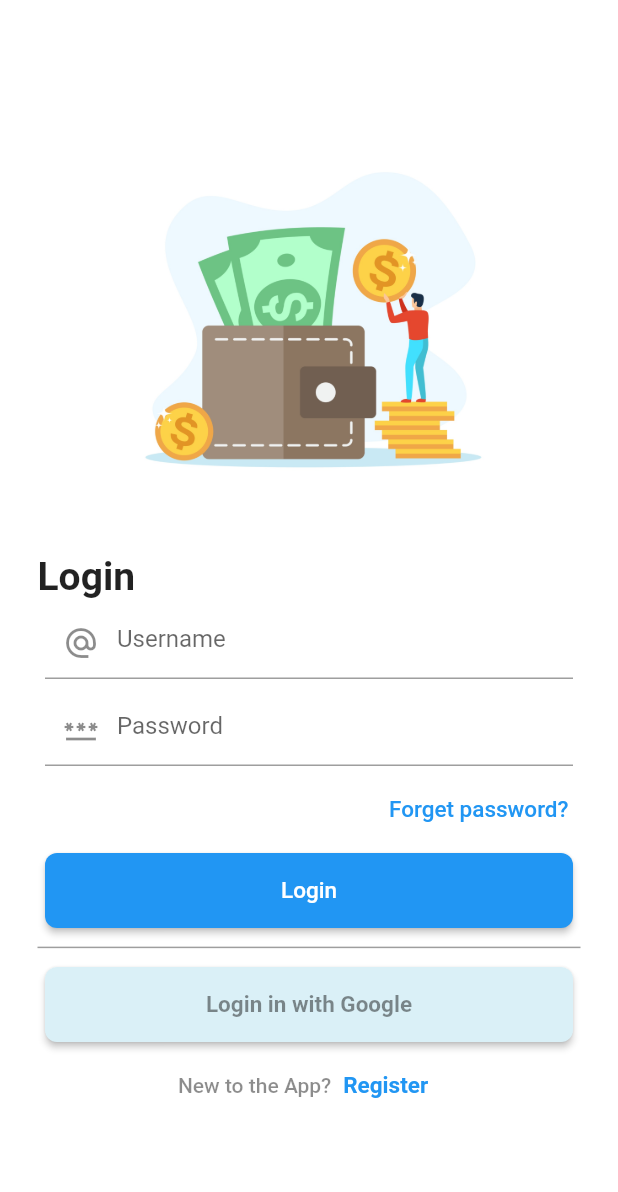
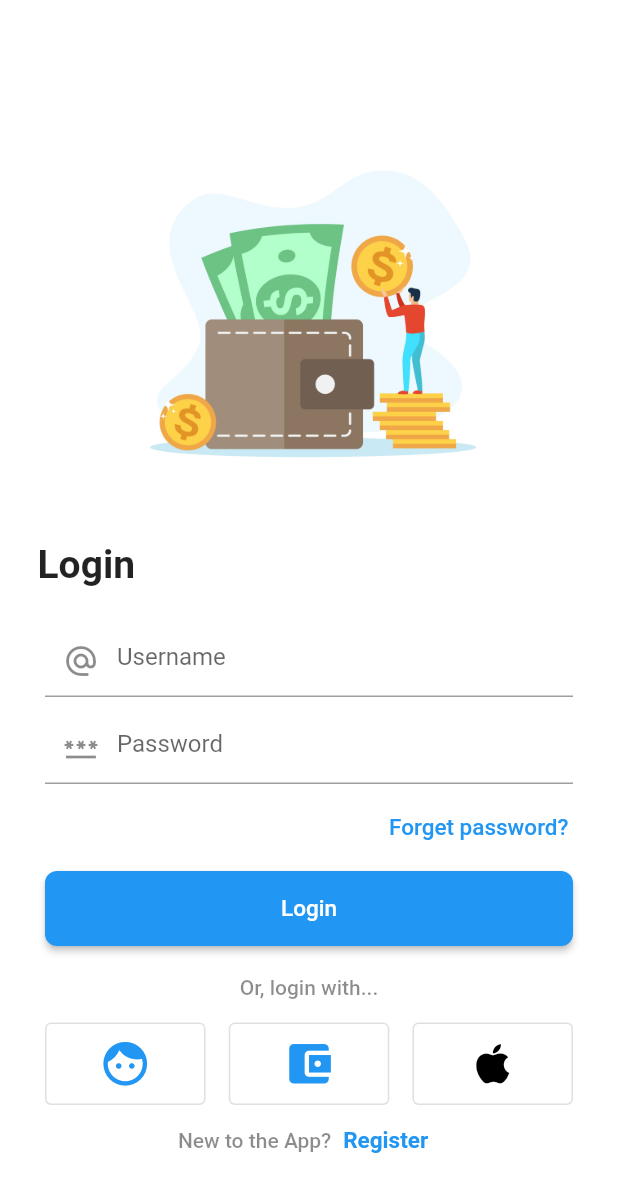
Before and after one commit to lazyKT/future, a Flutter app: the screen it shows after launch, on a phone screen of 412 x 824 dp. Shown: the top 1192 px of the screen. Run offline on Flutter 3.47's test engine with Material 2 defaults, Android fonts, the phone set to English and light mode, and no system bars.

Commit message:
Social login buttons layout updated

```diff
--- a/lib/pages/auth/login.dart
+++ b/lib/pages/auth/login.dart
@@ -42,6 +42,7 @@ class _LoginState extends State<Login> {
                 fontWeight: FontWeight.bold
               ),
             ),
+            const SizedBox(height: 20,),
             // Form
             Expanded(
               flex: 3,
@@ -103,30 +104,43 @@ class _LoginState extends State<Login> {
                       child: const Text('Login', style: TextStyle(fontSize: 15.00),),
                     ),
                   ),
-                  const Divider(
-                    thickness: 1,
-                    color: Colors.black38,
+                  Padding(
+                    padding: const EdgeInsets.symmetric(vertical: 15.00),
+                    child: Row(
+                      mainAxisAlignment: MainAxisAlignment.center,
+                      children: const [
+                        Text('Or, login with...', style: TextStyle(color: Colors.black45, fontWeight: FontWeight.w500),)
+                      ],
+                    ),
                   ),
                   Padding(
-                    padding: const EdgeInsets.all(5.00),
-                    child: ElevatedButton(
-                      style: ElevatedButton.styleFrom(
-                        foregroundColor: Colors.black45,
-                        padding: const EdgeInsets.all(10.00),
-                        minimumSize: const Size.fromHeight(50),
-                        backgroundColor: const Color(0xffdaf0f7),
-                        shape: RoundedRectangleBorder(
-                          borderRadius: BorderRadius.circular(8.00)
-                        )
-                      ),
-                      onPressed: () {
-
-                      },
-                      child: const Text(
-                        'Login in with Google',
-                        style: TextStyle(fontSize: 15.00, fontWeight: FontWeight.w700),
-                      ),
-                    ),
+                    padding: const EdgeInsets.symmetric(horizontal: 5.00),
+                    child: Row(
+                      mainAxisAlignment: MainAxisAlignment.spaceBetween,
+                      children: [
+                        OutlinedButton(
+                          onPressed: () {},
+                          child: const Padding(
+                            padding: EdgeInsets.symmetric(vertical: 10.00, horizontal: 20.00),
+                            child: Icon(Icons.face, size: 35,),
+                          ),
+                        ),
+                        OutlinedButton(
+                          onPressed: () {},
+                          child: const Padding(
+                            padding: EdgeInsets.symmetric(vertical: 10.00, horizontal: 20.00),
+                            child: Icon(Icons.account_balance_wallet, size: 35,),
+                          ),
+                        ),
+                        OutlinedButton(
+                          onPressed: () {},
+                          child: const Padding(
+                            padding: EdgeInsets.symmetric(vertical: 10.00, horizontal: 20.00),
+                            child: Icon(Icons.apple, size: 35, color: Colors.black,),
+                          ),
+                        ),
+                      ],
+                    )
                   ),
                   Row(
                     mainAxisAlignment: MainAxisAlignment.center,
```
